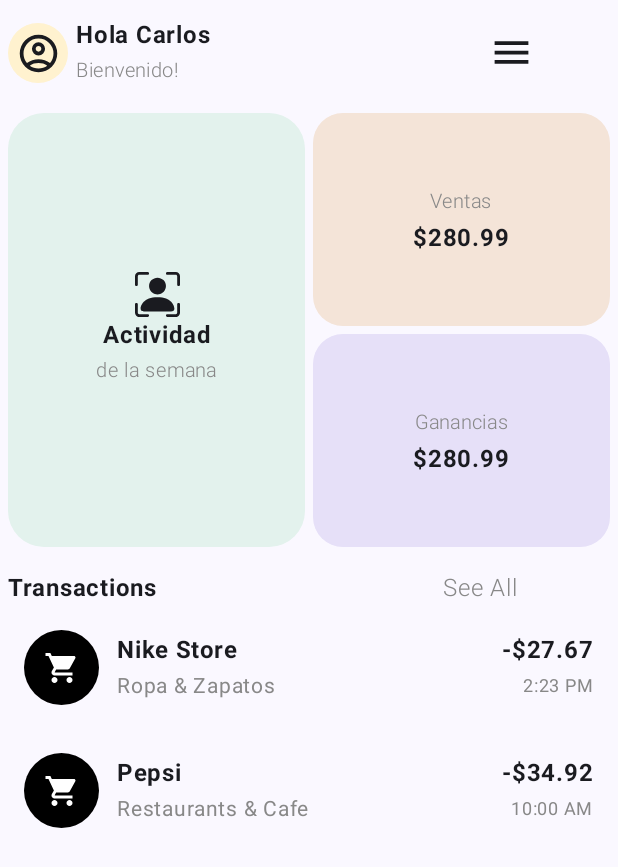
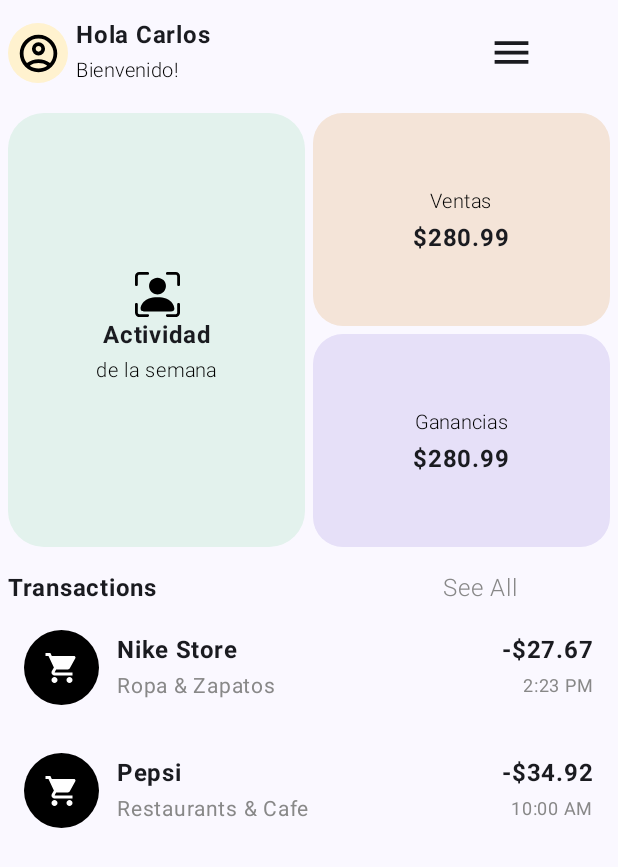
Before and after one commit to 511Android2/BankApp, an Android app built with Jetpack Compose: the screen it shows after launch (MainActivity), on a phone screen of 412 x 824 dp. Shown: the top 867 px of the screen. Run offline under Robolectric (Android 15) with nearby library versions, the phone set to English and light mode, and no system bars.

Commit message:
Cambios del homescreen

```diff
--- a/app/src/main/java/com/example/bankapp/screens/HomeScreen.kt
+++ b/app/src/main/java/com/example/bankapp/screens/HomeScreen.kt
@@ -63,7 +63,8 @@ fun HomeScreen(innerPadding:PaddingValues) {
                 Icon(
                     imageVector = Account_circle,
                     contentDescription = "Icono de perfil",
-                    modifier = Modifier.size(30.dp)
+                    modifier = Modifier.size(30.dp),
+                    tint = Color.Black
                 )
             }
             Spacer(modifier = Modifier.width(5.dp))
@@ -79,7 +80,7 @@ fun HomeScreen(innerPadding:PaddingValues) {
                 Text (
                     text = "Bienvenido!",
                     fontSize = 13.sp,
-                    color = Color.Gray,
+                    color = Color.Black,
                     fontWeight = FontWeight.Light
                 )
             }
@@ -115,7 +116,8 @@ fun HomeScreen(innerPadding:PaddingValues) {
                         imageVector = PersonBoundingBox,
                         contentDescription = "Icono de actividad",
                         modifier = Modifier
-                            .size(30.dp)
+                            .size(30.dp),
+                        tint = Color.Black
                     )
                     Text (
                         text = "Actividad",
@@ -124,7 +126,7 @@ fun HomeScreen(innerPadding:PaddingValues) {
                     Text (
                         text = "de la semana",
                         fontSize = 13.sp,
-                        color = Color.Gray,
+                        color = Color.Black,
                         fontWeight = FontWeight.Light
                     )
                 }
@@ -148,7 +150,7 @@ fun HomeScreen(innerPadding:PaddingValues) {
                         Text (
                             text = "Ventas",
                             fontSize = 13.sp,
-                            color = Color.Gray,
+                            color = Color.Black,
                             fontWeight = FontWeight.Light,
                         )
                         Text (
@@ -172,7 +174,7 @@ fun HomeScreen(innerPadding:PaddingValues) {
                         Text (
                             text = "Ganancias",
                             fontSize = 13.sp,
-                            color = Color.Gray,
+                            color = Color.Black,
                             fontWeight = FontWeight.Light
                         )
                         Text (
```
